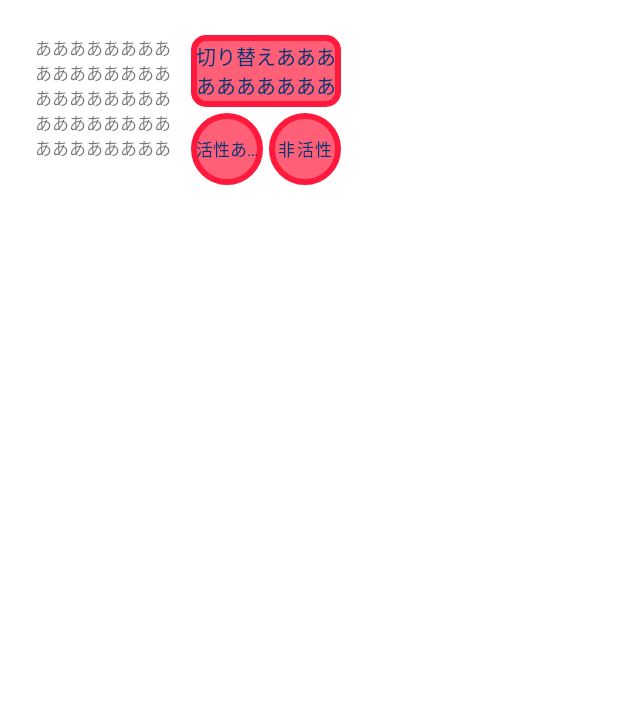
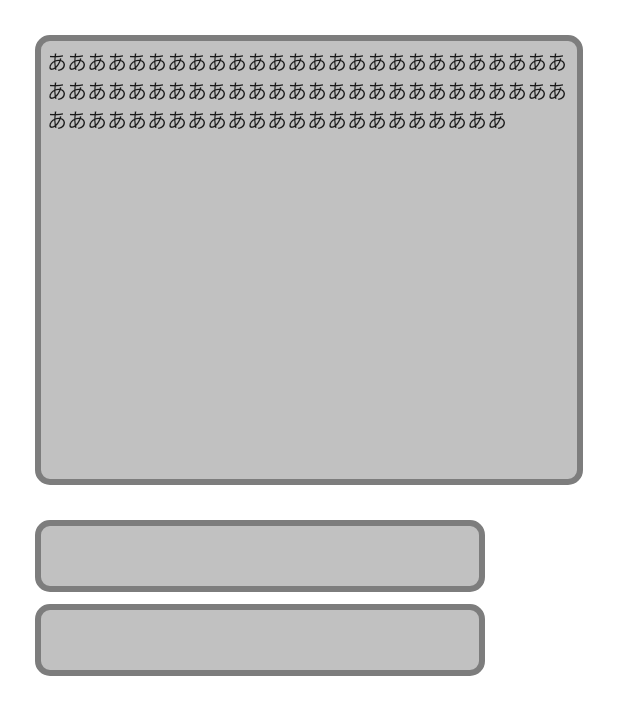
Before and after one commit to wakizaka24/AndroidTest, an Android app: the screen it shows after launch (TextViewTestActivity before the commit, EditTextTestActivity after it), on a phone screen of 412 x 824 dp. Shown: the top 715 px of the screen. Run offline under Robolectric (Android 15) with nearby library versions, the phone set to English and light mode, and no system bars.

Commit message:
a-3-3-1(2).EditViewのレイアウトとイベント登録

```diff
--- a/app/src/main/AndroidManifest.xml
+++ b/app/src/main/AndroidManifest.xml
@@ -10,7 +10,7 @@
         android:supportsRtl="true"
         android:theme="@style/Theme.AndroidTest">
         <activity
-            android:name=".TextViewTestActivity"
+            android:name=".EditTextTestActivity"
             android:exported="true">
             <intent-filter>
                 <action android:name="android.intent.action.MAIN" />
--- /dev/null
+++ b/app/src/main/java/com/example/androidtest/EditTextTestActivity.kt
@@ -0,0 +1,48 @@
+package com.example.androidtest
+
+import android.os.Bundle
+import android.text.Editable
+import android.text.InputFilter
+import android.text.TextWatcher
+import android.util.Log
+import androidx.appcompat.app.AppCompatActivity
+import com.example.androidtest.databinding.ActivityEditTextTestBinding
+
+class EditTextTestActivity : AppCompatActivity() {
+    lateinit var binding: ActivityEditTextTestBinding
+
+    override fun onCreate(savedInstanceState: Bundle?) {
+        super.onCreate(savedInstanceState)
+        binding = ActivityEditTextTestBinding.inflate(layoutInflater)
+        val view = binding.root
+        setContentView(view)
+
+        binding.editText2EditTextView.addTextChangedListener(object : TextWatcher {
+            override fun beforeTextChanged(s: CharSequence?, start: Int, count: Int, after: Int) {
+            }
+
+            override fun onTextChanged(s: CharSequence?, start: Int, before: Int, count: Int) {
+            }
+
+            override fun afterTextChanged(s: Editable?) {
+                if (s.toString().length > 8) {
+                    Log.d("EditTextTestActivity", "文字制限をオーバーしました")
+                } else {
+                    Log.d("EditTextTestActivity", "文字制限ないです")
+                }
+            }
+        })
+
+        // 4. EditTextのキー編集前のイベントを登録できるか。また、編集キャンセルできるか。
+        // ・可能でした。
+        val regexChars = "0-9abc"
+        binding.editText2EditTextView.filters = arrayOf(
+            InputFilter { source, _, _, _, _, _ ->
+                if (source.matches(Regex("[$regexChars]+"))) {
+                    source
+                } else {
+                    source.replace(Regex("[^$regexChars]+"), "")
+                }
+            })
+    }
+}
--- /dev/null
+++ b/app/src/main/res/drawable/style2_edit_text_background.xml
@@ -0,0 +1,13 @@
+<?xml version="1.0" encoding="utf-8"?>
+<selector xmlns:android="http://schemas.android.com/apk/res/android">
+    <item>
+        <shape>
+            <solid android:color="#c1c1c1" />
+            <stroke android:width="4dp" android:color="#7d7d7d" />
+            <corners android:bottomLeftRadius="8dp"
+                android:bottomRightRadius="8dp"
+                android:topLeftRadius="8dp"
+                android:topRightRadius="8dp"/>
+        </shape>
+    </item>
+</selector>
--- /dev/null
+++ b/app/src/main/res/layout/activity_edit_text_test.xml
@@ -0,0 +1,83 @@
+<?xml version="1.0" encoding="utf-8"?>
+<androidx.constraintlayout.widget.ConstraintLayout xmlns:android="http://schemas.android.com/apk/res/android"
+    android:layout_width="match_parent"
+    android:layout_height="match_parent"
+    xmlns:app="http://schemas.android.com/apk/res-auto"
+    xmlns:tools="http://schemas.android.com/tools">
+
+    <!--
+    1. EditTextの複数行のテキストをXMLから指定することができるか。
+    ・可能でした。
+    2. EditTextを制約配置(ConstraintLayout)で指定することができるか。
+    ・可能でした。
+    -->
+    <EditText
+        android:id="@+id/edit_text_1_edit_text_view"
+        android:layout_width="match_parent"
+        android:layout_height="300dp"
+        android:layout_marginStart="23dp"
+        android:layout_marginEnd="23dp"
+        android:layout_marginTop="23dp"
+        android:padding="8dp"
+        android:inputType="textMultiLine"
+        android:text="あああああああああああああああああああああああああああああああああああああああああああああああああああああああああああああああああああああああああああ"
+        android:textSize="13sp"
+        android:gravity="top|start"
+        app:layout_constraintLeft_toLeftOf="parent"
+        app:layout_constraintRight_toRightOf="parent"
+        app:layout_constraintTop_toTopOf="parent"
+        android:background="@drawable/style2_edit_text_background"
+        tools:ignore="HardcodedText,LabelFor"
+        android:autofillHints=""
+        tools:targetApi="o" />
+
+    <!--
+    3. EditTextを列配置(LinearLayout)で指定することができるか。
+    ・可能でした。
+    -->
+
+    <LinearLayout
+        android:layout_width="match_parent"
+        android:layout_height="wrap_content"
+        android:orientation="vertical"
+        android:layout_marginStart="23dp"
+        android:layout_marginTop="23dp"
+        app:layout_constraintLeft_toLeftOf="parent"
+        app:layout_constraintTop_toBottomOf="@id/edit_text_1_edit_text_view"
+        >
+
+        <EditText
+            android:id="@+id/edit_text_2_edit_text_view"
+            android:layout_width="300dp"
+            android:layout_height="48dp"
+            android:autofillHints=""
+            android:background="@drawable/style2_edit_text_background"
+            android:gravity="center|start"
+            android:inputType="textShortMessage"
+            android:maxLength="15"
+            android:padding="8dp"
+            android:text=""
+            android:textSize="13sp"
+            tools:ignore="HardcodedText,LabelFor,SpeakableTextPresentCheck"
+            tools:targetApi="o" />
+
+        <Space
+            android:layout_width="match_parent"
+            android:layout_height="8dp" />
+
+        <EditText
+            android:id="@+id/edit_text_3_edit_text_view"
+            android:layout_width="300dp"
+            android:layout_height="48dp"
+            android:autofillHints=""
+            android:background="@drawable/style2_edit_text_background"
+            android:gravity="center|start"
+            android:inputType="textShortMessage"
+            android:maxLength="15"
+            android:padding="8dp"
+            android:text=""
+            android:textSize="13sp"
+            tools:ignore="HardcodedText,LabelFor,SpeakableTextPresentCheck"
+            tools:targetApi="o" />
+    </LinearLayout>
+</androidx.constraintlayout.widget.ConstraintLayout>
--- a/app/src/main/res/layout/activity_liner_layout_test.xml
+++ b/app/src/main/res/layout/activity_liner_layout_test.xml
@@ -51,6 +51,7 @@
 
         <!--
         5. LinearLayout(縦)の中でLinearLayout(横)を入れ子にできるか。
+        ・可能でした。
         -->
 
         <LinearLayout
```
Also changed, not shown: app/src/main/res/layout/activity_fragment_test.xml (+4 -4 lines), app/src/main/res/layout/activity_constraint_layout_test.xml (indentation only). Lines whose indentation alone changed are shown as unchanged.
